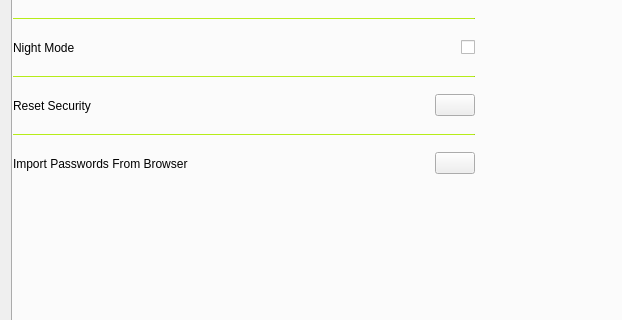
Old version of the form designs/xml/settings_tab.ui in the repository daniel-deru/WorkMate-3.0; both pictures show x 0 to 622 and y 128 to 448 of the 949 by 598 pixel window.
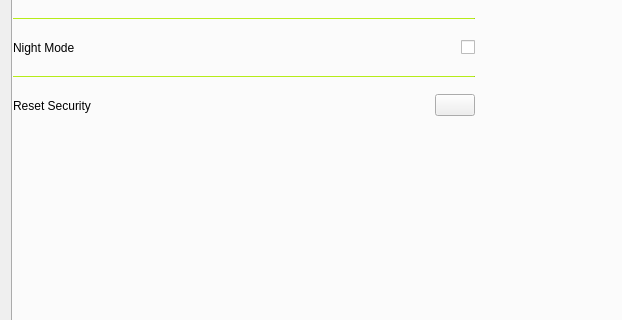
New version of the form.

```diff
--- a/designs/xml/settings_tab.ui
+++ b/designs/xml/settings_tab.ui
@@ -233,55 +233,6 @@
            </item>
           </layout>
          </item>
-         <item>
-          <widget class="Line" name="line_5">
-           <property name="maximumSize">
-            <size>
-             <width>16777215</width>
-             <height>1</height>
-            </size>
-           </property>
-           <property name="styleSheet">
-            <string notr="true">background-color: #9ecd16;</string>
-           </property>
-           <property name="orientation">
-            <enum>Qt::Horizontal</enum>
-           </property>
-          </widget>
-         </item>
-         <item>
-          <layout class="QHBoxLayout" name="horizontalLayout">
-           <item>
-            <widget class="QLabel" name="lbl_browser_web_import">
-             <property name="sizePolicy">
-              <sizepolicy hsizetype="Expanding" vsizetype="Preferred">
-               <horstretch>0</horstretch>
-               <verstretch>0</verstretch>
-              </sizepolicy>
-             </property>
-             <property name="minimumSize">
-              <size>
-               <width>0</width>
-               <height>45</height>
-              </size>
-             </property>
-             <property name="text">
-              <string>Import Passwords From Browser</string>
-             </property>
-            </widget>
-           </item>
-           <item>
-            <widget class="QPushButton" name="btn_browser_web_import">
-             <property name="cursor">
-              <cursorShape>PointingHandCursor</cursorShape>
-             </property>
-             <property name="text">
-              <string/>
-             </property>
-            </widget>
-           </item>
-          </layout>
-         </item>
          <item>
           <spacer name="verticalSpacer_3">
            <property name="orientation">
```
